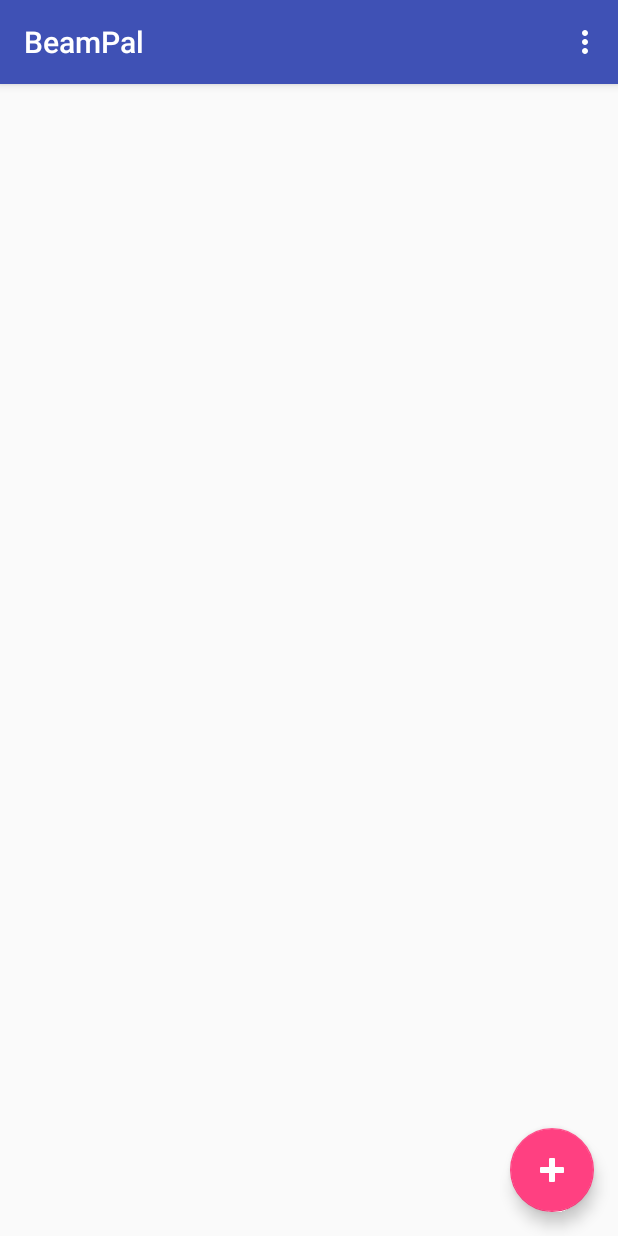
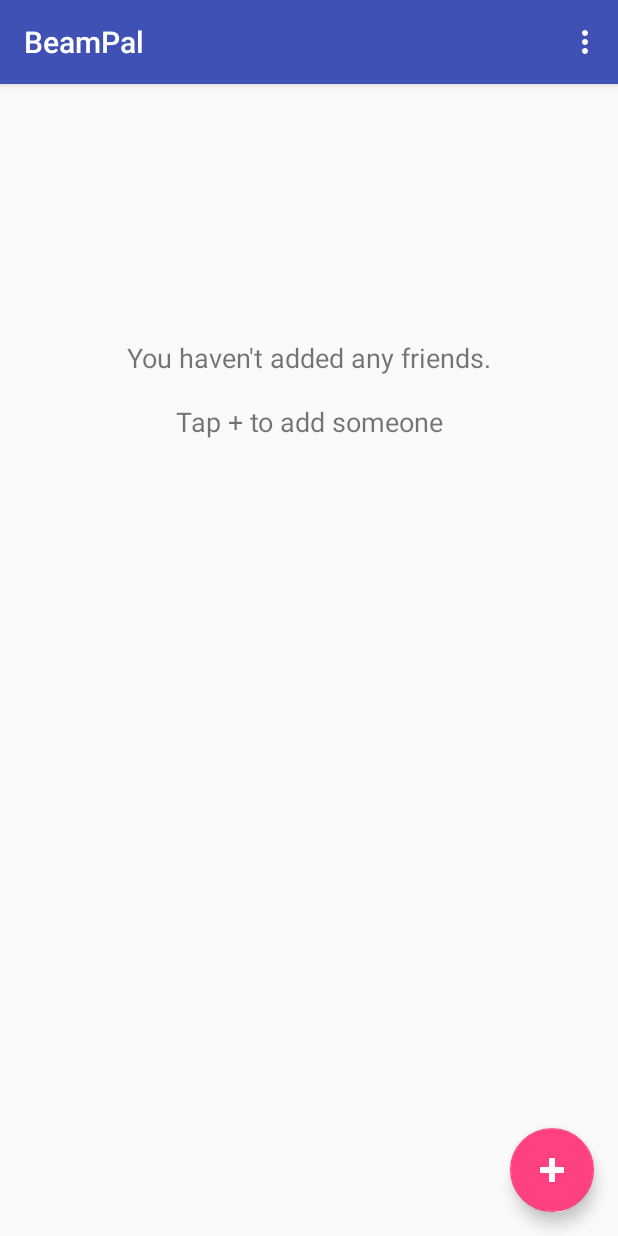
Before and after one commit to trncaqch/mobhci, an Android app: the screen it shows after launch (MainActivity), on a phone screen of 412 x 824 dp. Run offline under Robolectric (Android 15) with nearby library versions, the phone set to English and light mode, and no system bars; libraries missing offline, so code that uses them is left out: org.altbeacon.beacon; 11 statements that could not run were skipped.

Commit message:
Added placeholder string on MainActivity. Keyboard now closes when touching outside of EditTexts in AddFriendActivity

```diff
--- a/FriendFinder/app/src/main/java/uk/ac/gla/dcs/friendfinder/FriendActivity.java
+++ b/FriendFinder/app/src/main/java/uk/ac/gla/dcs/friendfinder/FriendActivity.java
@@ -106,9 +106,8 @@
 
     @Override
     public boolean onOptionsItemSelected(MenuItem item) {
-        // handle arrow click here
         if (item.getItemId() == android.R.id.home) {
-            finish(); // close this activity and return to preview activity (if there is any)
+            finish();
         }
 
         return super.onOptionsItemSelected(item);
--- a/FriendFinder/app/src/main/java/uk/ac/gla/dcs/friendfinder/MainActivity.java
+++ b/FriendFinder/app/src/main/java/uk/ac/gla/dcs/friendfinder/MainActivity.java
@@ -86,8 +86,8 @@
         addbutton.setOnClickListener(new View.OnClickListener() {
             @Override
             public void onClick(View view) {
-                Snackbar.make(view, "Replace with your own action", Snackbar.LENGTH_LONG)
-                        .setAction("Action", null).show();
+                Intent intent = new Intent(MainActivity.this, AddFriendActivity.class);
+                startActivity(intent);
             }
         });
 
@@ -186,8 +186,16 @@
 
     private void setAdapter() {
         ListView listView = (ListView) findViewById(R.id.listview);
-        adapter = new FriendListAdapter(this.getBaseContext(), DatabaseHelper.getInstance(getBaseContext()).getAllFriends(), this);
+        List<Friend> friends = DatabaseHelper.getInstance(getBaseContext()).getAllFriends();
+        adapter = new FriendListAdapter(this.getBaseContext(), friends, this);
         listView.setAdapter(adapter);
+
+        TextView noFriendsLabel = (TextView) findViewById(R.id.no_friends);
+        if(friends.size() > 0) {
+            noFriendsLabel.setVisibility(View.INVISIBLE);
+        } else {
+            noFriendsLabel.setVisibility(View.VISIBLE);
+        }
     }
 
     private void verifyBluetooth() {
--- a/FriendFinder/app/src/main/res/layout/activity_addfriend.xml
+++ b/FriendFinder/app/src/main/res/layout/activity_addfriend.xml
@@ -23,7 +23,9 @@
         android:id="@+id/content"
         android:layout_width="match_parent"
         android:layout_height="match_parent"
-        android:layout_marginTop="?attr/actionBarSize">
+        android:layout_marginTop="?attr/actionBarSize"
+        android:clickable="true"
+        android:focusableInTouchMode="true" >
 
         <EditText
         android:id="@+id/name_inputfield"
--- a/FriendFinder/app/src/main/res/layout/content_main.xml
+++ b/FriendFinder/app/src/main/res/layout/content_main.xml
@@ -13,4 +13,15 @@
         android:layout_width="wrap_content"
         android:layout_height="wrap_content" />
 
+    <TextView
+        android:layout_height="wrap_content"
+        android:text="@string/no_friends"
+        android:id="@+id/no_friends"
+        android:gravity="center"
+        android:layout_width="match_parent"
+        android:textSize="18dp"
+        android:visibility="invisible"
+        android:paddingTop="170dp"
+        android:textAlignment="center" />
+
 </android.support.constraint.ConstraintLayout>
--- a/FriendFinder/app/src/main/res/values/strings.xml
+++ b/FriendFinder/app/src/main/res/values/strings.xml
@@ -35,4 +35,5 @@
     <string name="pick_beacon_button">Select Beacon</string>
     <string name="no_beacon_selected">No beacon selected</string>
     <string name="add_button">Add</string>
+    <string name="no_friends">You haven\'t added any friends.\n\nTap + to add someone</string>
 </resources>
```
Also changed, not shown: FriendFinder/app/src/main/java/uk/ac/gla/dcs/friendfinder/AddFriendActivity.java (+39 -0 lines), FriendFinder/app/src/main/java/uk/ac/gla/dcs/friendfinder/SettingsActivity.java (+9 -0 lines).
